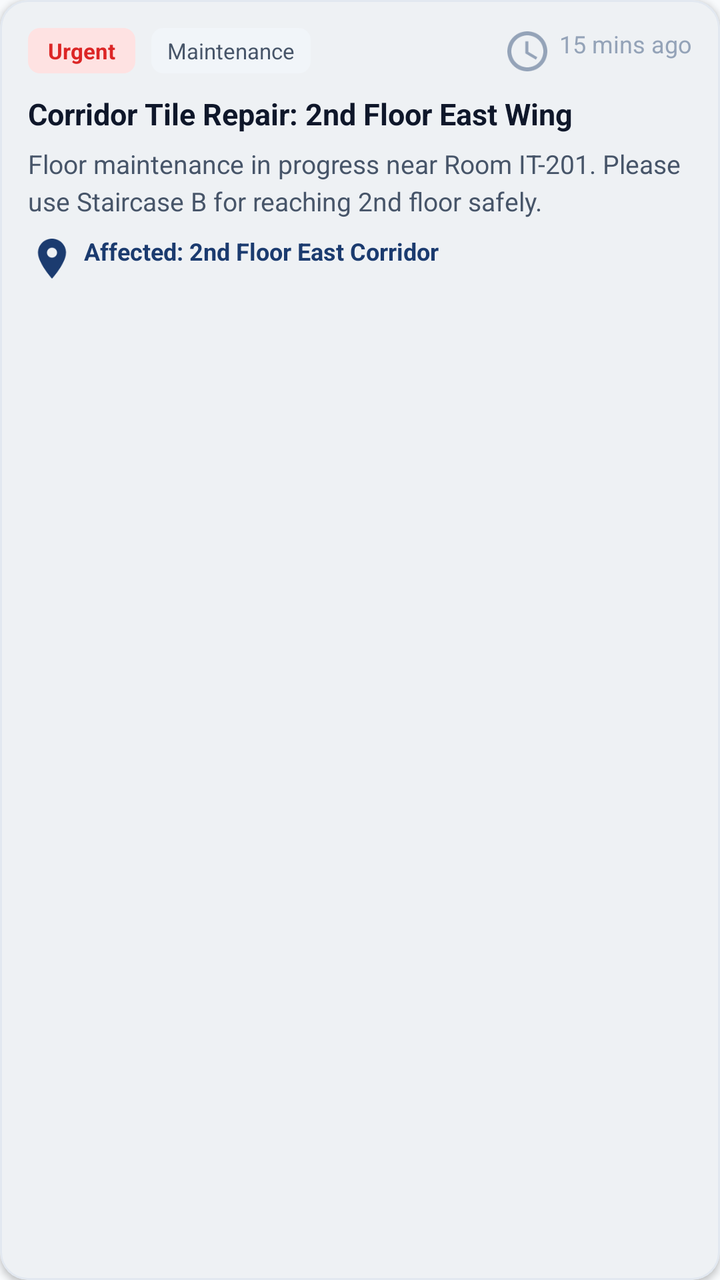
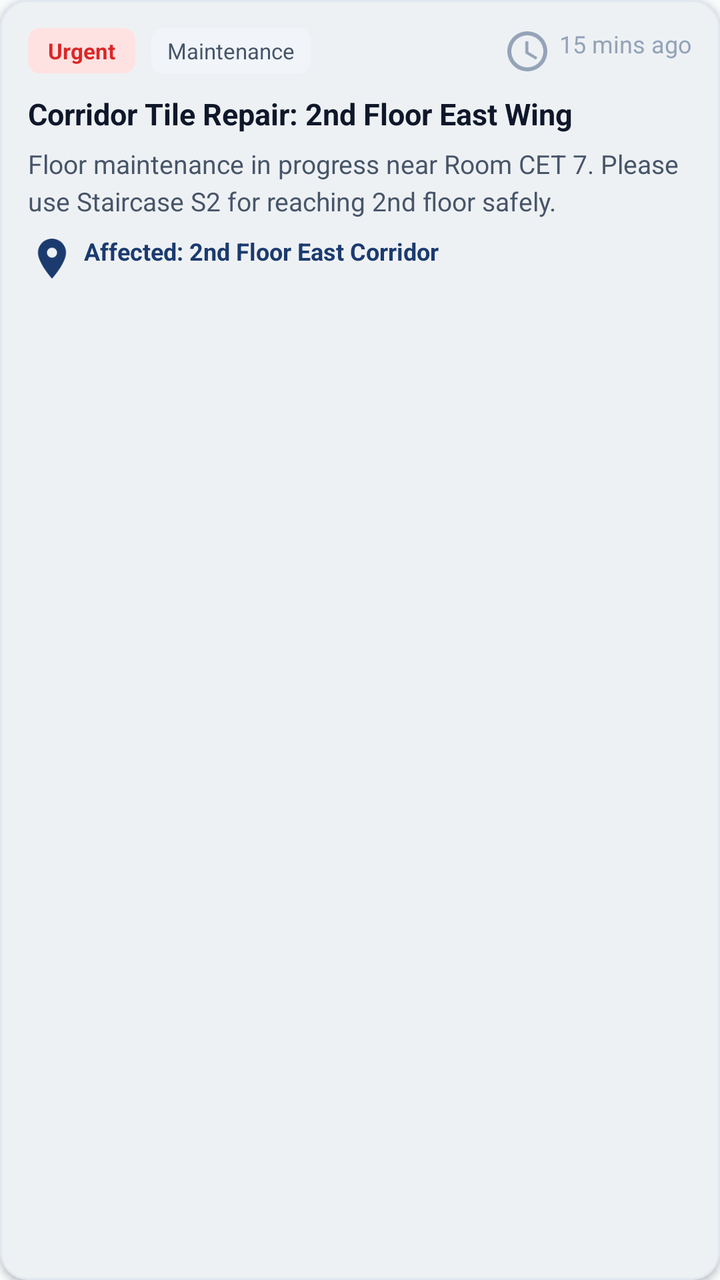

An Android layout rendered at two revisions. The XML below is the earlier revision; the diff shows what the commit changed to produce the second picture.
<!-- AndroidManifest.xml: application theme Theme.ANVAY -->
<!-- res/layout/item_alert_card.xml -->
<?xml version="1.0" encoding="utf-8"?>
<com.google.android.material.card.MaterialCardView xmlns:android="http://schemas.android.com/apk/res/android"
    xmlns:app="http://schemas.android.com/apk/res-auto"
    xmlns:tools="http://schemas.android.com/tools"
    android:layout_width="match_parent"
    android:layout_height="wrap_content"
    android:layout_marginHorizontal="16dp"
    android:layout_marginVertical="6dp"
    app:cardBackgroundColor="@color/surface"
    app:cardCornerRadius="14dp"
    app:cardElevation="2dp"
    app:strokeColor="@color/divider"
    app:strokeWidth="1dp">

    <androidx.constraintlayout.widget.ConstraintLayout
        android:layout_width="match_parent"
        android:layout_height="wrap_content"
        android:padding="14dp">

        
        <TextView
            android:id="@+id/tvAlertPriority"
            android:layout_width="wrap_content"
            android:layout_height="wrap_content"
            android:background="@drawable/bg_badge_rounded"
            android:backgroundTint="@color/emergency_container"
            android:paddingHorizontal="10dp"
            android:paddingVertical="4dp"
            android:text="Urgent"
            android:textColor="@color/emergency_red"
            android:textSize="11sp"
            android:textStyle="bold"
            app:layout_constraintStart_toStartOf="parent"
            app:layout_constraintTop_toTopOf="parent" />

        <TextView
            android:id="@+id/tvAlertCategory"
            android:layout_width="wrap_content"
            android:layout_height="wrap_content"
            android:layout_marginStart="8dp"
            android:background="@drawable/bg_badge_rounded"
            android:backgroundTint="@color/surface_variant"
            android:paddingHorizontal="8dp"
            android:paddingVertical="4dp"
            android:text="Maintenance"
            android:textColor="@color/text_secondary"
            android:textSize="11sp"
            app:layout_constraintBottom_toBottomOf="@+id/tvAlertPriority"
            app:layout_constraintStart_toEndOf="@+id/tvAlertPriority"
            app:layout_constraintTop_toTopOf="@+id/tvAlertPriority" />

        
        <TextView
            android:id="@+id/tvAlertTimestamp"
            android:layout_width="wrap_content"
            android:layout_height="wrap_content"
            android:drawableStart="@drawable/ic_time"
            android:drawablePadding="4dp"
            android:drawableTint="@color/text_muted"
            android:text="15 mins ago"
            android:textColor="@color/text_muted"
            android:textSize="12sp"
            app:layout_constraintBottom_toBottomOf="@+id/tvAlertPriority"
            app:layout_constraintEnd_toEndOf="parent"
            app:layout_constraintTop_toTopOf="@+id/tvAlertPriority" />

        
        <TextView
            android:id="@+id/tvAlertTitle"
            android:layout_width="match_parent"
            android:layout_height="wrap_content"
            android:layout_marginTop="10dp"
            android:text="Corridor Tile Repair: 2nd Floor East Wing"
            android:textColor="@color/text_primary"
            android:textSize="15sp"
            android:textStyle="bold"
            app:layout_constraintTop_toBottomOf="@+id/tvAlertPriority" />

        
        <TextView
            android:id="@+id/tvAlertMessage"
            android:layout_width="match_parent"
            android:layout_height="wrap_content"
            android:layout_marginTop="6dp"
            android:lineSpacingMultiplier="1.2"
            android:text="Floor maintenance in progress near Room IT-201. Please use Staircase B for reaching 2nd floor safely."
            android:textColor="@color/text_secondary"
            android:textSize="13sp"
            app:layout_constraintTop_toBottomOf="@+id/tvAlertTitle" />

        
        <TextView
            android:id="@+id/tvLocationAffected"
            android:layout_width="wrap_content"
            android:layout_height="wrap_content"
            android:layout_marginTop="8dp"
            android:drawableStart="@drawable/ic_location_pin"
            android:drawablePadding="4dp"
            android:drawableTint="@color/primary"
            android:text="Affected: 2nd Floor East Corridor"
            android:textColor="@color/primary"
            android:textSize="12sp"
            android:textStyle="bold"
            app:layout_constraintStart_toStartOf="parent"
            app:layout_constraintTop_toBottomOf="@+id/tvAlertMessage" />

    </androidx.constraintlayout.widget.ConstraintLayout>

</com.google.android.material.card.MaterialCardView>
<!-- resources referenced by this layout -->
<resources>
  <color name="divider">#E2E8F0</color>
  <color name="emergency_container">#FEE2E2</color>
  <color name="emergency_red">#DC2626</color>
  <color name="primary">#1B3B6F</color>
  <color name="surface">#FFFFFF</color>
  <color name="surface_variant">#F1F5F9</color>
  <color name="text_muted">#94A3B8</color>
  <color name="text_primary">#0F172A</color>
  <color name="text_secondary">#475569</color>
  <!-- drawable bg_badge_rounded (drawable) -->
  <?xml version="1.0" encoding="utf-8"?>
  <shape xmlns:android="http://schemas.android.com/apk/res/android"
      android:shape="rectangle">
      <corners android:radius="6dp" />
      <solid android:color="@color/primary_container" />
  </shape>
  <!-- drawable ic_location_pin (drawable) -->
  <vector xmlns:android="http://schemas.android.com/apk/res/android"
      android:width="24dp"
      android:height="24dp"
      android:viewportWidth="24"
      android:viewportHeight="24">
    <path
        android:fillColor="@color/primary"
        android:pathData="M12,2C8.13,2 5,5.13 5,9c0,5.25 7,13 7,13s7,-7.75 7,-13c0,-3.87 -3.13,-7 -7,-7zm0,9.5c-1.38,0 -2.5,-1.12 -2.5,-2.5s1.12,-2.5 2.5,-2.5 2.5,1.12 2.5,2.5 -1.12,2.5 -2.5,2.5z"/>
  </vector>
  <!-- drawable ic_time (drawable) -->
  <vector xmlns:android="http://schemas.android.com/apk/res/android"
      android:width="24dp"
      android:height="24dp"
      android:viewportWidth="24"
      android:viewportHeight="24">
    <path
        android:fillColor="@color/text_muted"
        android:pathData="M11.99,2C6.47,2 2,6.48 2,12s4.47,10 9.99,10C17.52,22 22,17.52 22,12S17.52,2 11.99,2zM12,20c-4.42,0 -8,-3.58 -8,-8s3.58,-8 8,-8 8,3.58 8,8 -3.58,8 -8,8zm0.5,-13H11v6l5.25,3.15 0.75,-1.23 -4.5,-2.67z"/>
  </vector>
  <style name="Theme.ANVAY" parent="Theme.Material3.Light.NoActionBar">
          
          <item name="colorPrimary">@color/primary</item>
          <item name="colorPrimaryVariant">@color/primary_dark</item>
          <item name="colorOnPrimary">@color/on_primary</item>
          
          <item name="colorSecondary">@color/secondary</item>
          <item name="colorSecondaryVariant">@color/secondary_dark</item>
          <item name="colorOnSecondary">@color/on_secondary</item>
          
          <item name="android:statusBarColor">@color/primary_dark</item>
          <item name="android:windowLightStatusBar" tools:targetApi="m">false</item>
          
          <item name="android:windowBackground">@color/background</item>
          <item name="colorSurface">@color/surface</item>
          <item name="colorOnSurface">@color/text_primary</item>
      </style>
  <color name="primary_container">#E0EDFD</color>
  <color name="primary_dark">#0B192C</color>
  <color name="on_primary">#FFFFFF</color>
  <color name="secondary">#0891B2</color>
  <color name="secondary_dark">#0E7490</color>
  <color name="on_secondary">#FFFFFF</color>
  <color name="background">#F8FAFC</color>
</resources>

<!-- the commit's change to res/layout/item_alert_card.xml (unified diff, before → after) -->
@@ -83,7 +83,7 @@
             android:layout_height="wrap_content"
             android:layout_marginTop="6dp"
             android:lineSpacingMultiplier="1.2"
-            android:text="Floor maintenance in progress near Room IT-201. Please use Staircase B for reaching 2nd floor safely."
+            android:text="Floor maintenance in progress near Room CET 7. Please use Staircase S2 for reaching 2nd floor safely."
             android:textColor="@color/text_secondary"
             android:textSize="13sp"
             app:layout_constraintTop_toBottomOf="@+id/tvAlertTitle" />
